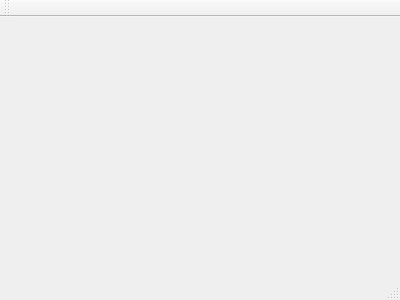
Above: notepad/Notepad/mainwindow.ui from gkhnmlym/QT_CREATOR before the change. Below: the same form after it.
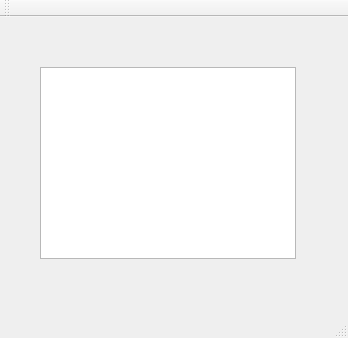
That is the form after the change.

```diff
--- a/notepad/Notepad/mainwindow.ui
+++ b/notepad/Notepad/mainwindow.ui
@@ -1,24 +1,50 @@
 <ui version="4.0">
  <class>MainWindow</class>
- <widget class="QMainWindow" name="MainWindow" >
-  <property name="geometry" >
+ <widget class="QMainWindow" name="MainWindow">
+  <property name="geometry">
    <rect>
     <x>0</x>
     <y>0</y>
-    <width>400</width>
-    <height>300</height>
+    <width>348</width>
+    <height>338</height>
    </rect>
   </property>
   <property name="windowTitle" >
    <string>MainWindow</string>
   </property>
-  <widget class="QMenuBar" name="menuBar" />
-  <widget class="QToolBar" name="mainToolBar" />
-  <widget class="QWidget" name="centralWidget" />
-  <widget class="QStatusBar" name="statusBar" />
+  <widget class="QWidget" name="centralWidget">
+   <widget class="QTextBrowser" name="textBrowser">
+    <property name="geometry">
+     <rect>
+      <x>40</x>
+      <y>50</y>
+      <width>256</width>
+      <height>192</height>
+     </rect>
+    </property>
+   </widget>
+  </widget>
+  <widget class="QMenuBar" name="menuBar">
+   <property name="geometry">
+    <rect>
+     <x>0</x>
+     <y>0</y>
+     <width>348</width>
+     <height>22</height>
+    </rect>
+   </property>
+  </widget>
+  <widget class="QToolBar" name="mainToolBar">
+   <attribute name="toolBarArea">
+    <enum>TopToolBarArea</enum>
+   </attribute>
+   <attribute name="toolBarBreak">
+    <bool>false</bool>
+   </attribute>
+  </widget>
+  <widget class="QStatusBar" name="statusBar"/>
  </widget>
- <layoutDefault spacing="6" margin="11" />
- <pixmapfunction></pixmapfunction>
+ <layoutdefault spacing="6" margin="11"/>
  <resources/>
  <connections/>
 </ui>
```
Left out of the diff: 3 changed lines with no effect on the pictures.
